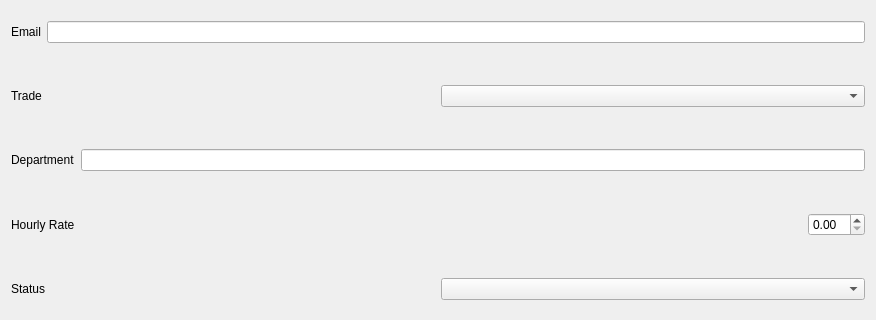
Old version of the form MaintenanceSystem/app/ui/forms/add_technician.ui in the repository Apie-dup/MaintenanceSystem; both pictures show x 0 to 876 and y 282 to 602 of the 876 by 703 pixel window.
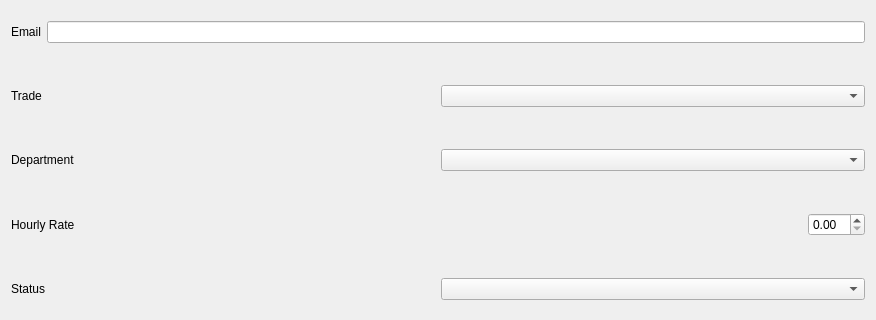
New version of the form.

```diff
--- a/MaintenanceSystem/app/ui/forms/add_technician.ui
+++ b/MaintenanceSystem/app/ui/forms/add_technician.ui
@@ -108,7 +108,7 @@
       </widget>
      </item>
      <item>
-      <widget class="QLineEdit" name="txtDepartment"/>
+      <widget class="QComboBox" name="cmbDepartment"/>
      </item>
     </layout>
    </item>
```
